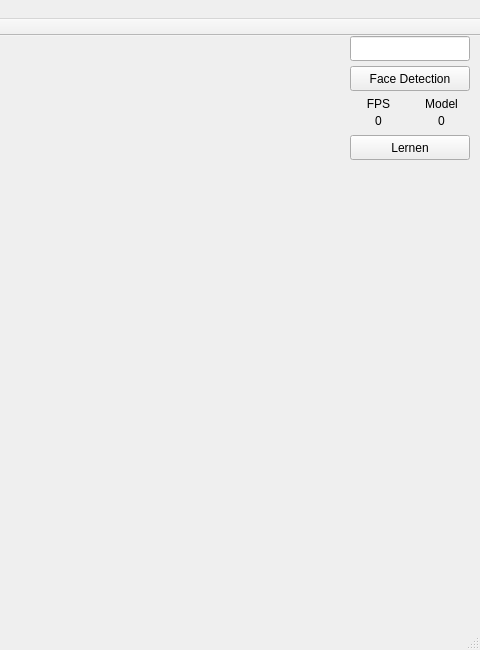
Above: AufmerksamkeitTracken/mainwindow.ui from Fomore/Master before the change; both pictures show x 460 to 940 and y 0 to 650 of the 940 by 650 pixel window. Below: the same form after it.
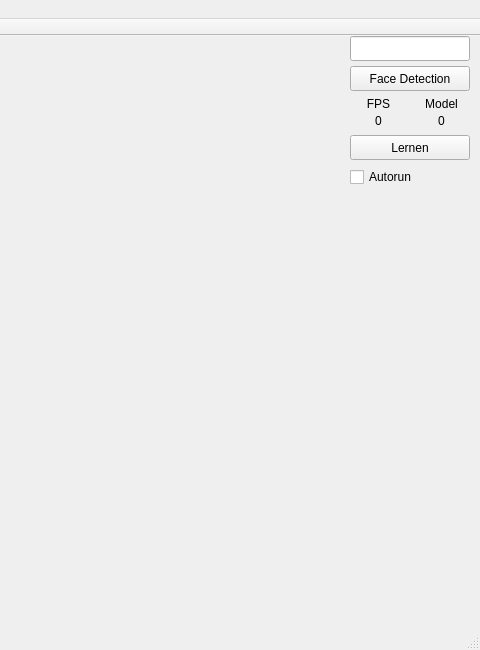
That is the form after the change.

The edit to the form file:
```diff
--- a/AufmerksamkeitTracken/mainwindow.ui
+++ b/AufmerksamkeitTracken/mainwindow.ui
@@ -47,9 +47,9 @@
     <property name="geometry">
      <rect>
       <x>800</x>
-      <y>129</y>
+      <y>159</y>
       <width>70</width>
-      <height>471</height>
+      <height>441</height>
      </rect>
     </property>
     <property name="text">
@@ -63,9 +63,9 @@
     <property name="geometry">
      <rect>
       <x>870</x>
-      <y>129</y>
+      <y>159</y>
       <width>70</width>
-      <height>471</height>
+      <height>441</height>
      </rect>
     </property>
     <property name="text">
@@ -156,6 +156,22 @@
      <string>Lernen</string>
     </property>
    </widget>
+   <widget class="QCheckBox" name="checkBox_Autorun">
+    <property name="geometry">
+     <rect>
+      <x>810</x>
+      <y>130</y>
+      <width>97</width>
+      <height>22</height>
+     </rect>
+    </property>
+    <property name="text">
+     <string>Autorun</string>
+    </property>
+    <property name="checked">
+     <bool>false</bool>
+    </property>
+   </widget>
   </widget>
   <widget class="QMenuBar" name="menuBar">
    <property name="geometry">
```
